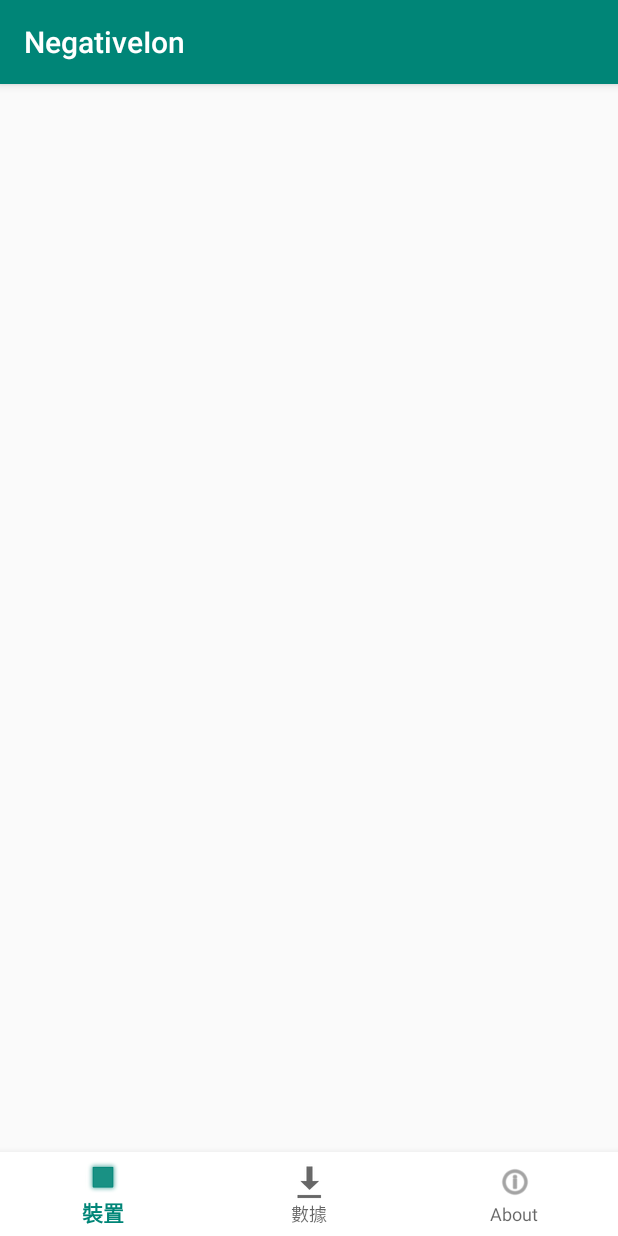
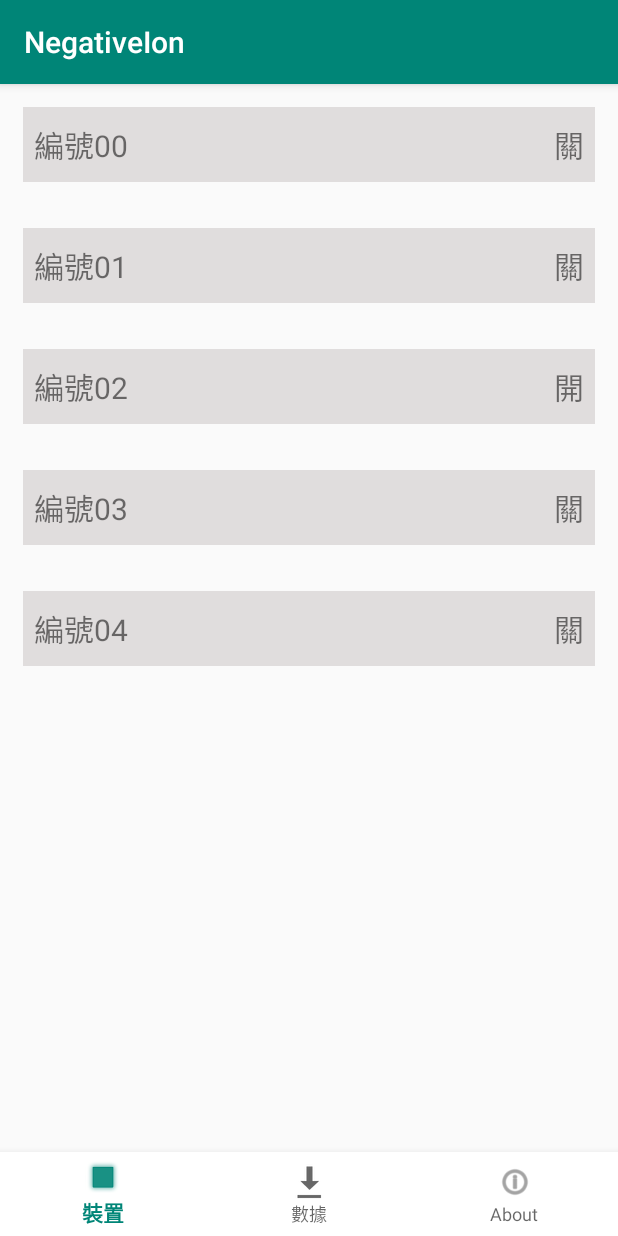
Before and after one commit to yuan30/2ndPro, an Android app: the screen it shows after launch (MainActivity), on a phone screen of 412 x 824 dp. Run offline under Robolectric (Android 15) with nearby library versions, the light colour scheme and no system bars.

Commit message:
v4.3 2020/6/4

```diff
--- a/app/src/main/java/com/example/negativeion/MysqlConnect.java
+++ b/app/src/main/java/com/example/negativeion/MysqlConnect.java
@@ -158,7 +158,7 @@ public class MysqlConnect {
         }catch (IOException e){e.printStackTrace(); resStr = "GG";}
     }
 
-    public void sendData(){//HumidityModel negativeIonModel 之後由這送電源開跟關去資料庫1
+    public void sendData(int id, int relay){//HumidityModel negativeIonModel 之後由這送電源開跟關去資料庫1
 
         HttpLoggingInterceptor logging = new HttpLoggingInterceptor();
         logging.setLevel(HttpLoggingInterceptor.Level.BODY);
@@ -221,13 +221,13 @@ public class MysqlConnect {
         String data = "";
         try {
             Connection connection = DriverManager.getConnection(mysql_url, mysql_user, mysql_password);
-            String sql = "SELECT * FROM data";
+            String sql = "SELECT * FROM relay";
             Statement statement = connection.createStatement();
             ResultSet resultSet = statement.executeQuery(sql);
             while (resultSet.next())
             {
-                String id = resultSet.getString("NegativeIon");
-                String name = resultSet.getString("Time");
+                String id = resultSet.getString("id");
+                String name = resultSet.getString("relay");
                 data += id + ", " + name + "\n";
             }
             statement.close();
--- a/app/src/main/java/com/example/negativeion/RelayRVAdapter.java
+++ b/app/src/main/java/com/example/negativeion/RelayRVAdapter.java
@@ -1,43 +1,78 @@
 package com.example.negativeion;
 
+import android.app.AlertDialog;
 import android.content.Context;
+import android.content.DialogInterface;
 import android.view.LayoutInflater;
 import android.view.View;
 import android.view.ViewGroup;
+import android.widget.EditText;
+import android.widget.TextView;
 
 import androidx.annotation.NonNull;
 import androidx.recyclerview.widget.RecyclerView;
 
+import java.util.ArrayList;
+import java.util.List;
+import java.util.zip.Inflater;
+
 public class RelayRVAdapter extends RecyclerView.Adapter<RelayRVAdapter.ViewHolder> implements View.OnClickListener
 , View.OnLongClickListener{
 
+
+
+    private List<String> mRelayList;
+    private List<String> mRelayNameList;
     private Context mContext;
+    private EditText mEdtTxtRName;
     private OnItemClickListener mOnItemClickListener;
-    RelayRVAdapter(Context context)
+
+    public RelayRVAdapter(Context context, EditText EdtTxtRName)
     {
+        super();
         mContext = context;
+        mEdtTxtRName = EdtTxtRName;
+    }
+
+    public void setRelayList(List<String> relayList, List<String> relayNameList){
+        this.mRelayList = relayList;
+        this.mRelayNameList = relayNameList;
+    }
+
+    public List<String> getmRelayList() {
+        return mRelayList;
+    }
+
+    public List<String> getmRelayNameList() {
+        return mRelayNameList;
     }
 
     @NonNull
     @Override
-    public ViewHolder onCreateViewHolder(@NonNull ViewGroup parent, int viewType) {
-        //View view = LayoutInflater.from(mContext).createView()
-        return null;
+    public RelayRVAdapter.ViewHolder onCreateViewHolder(@NonNull ViewGroup parent, int viewType) {
+        View view = LayoutInflater.from(parent.getContext()).inflate(R.layout.recycler_view_item, parent, false);
+        view.setOnClickListener(this);
+        view.setOnLongClickListener(this);
+        return new ViewHolder(view);
     }
 
     @Override
     public void onBindViewHolder(@NonNull ViewHolder holder, int position) {
-
+        holder.itemView.setTag(position);
+        holder.mTextView2.setText(mRelayNameList.get(position));
+        if(mRelayList.get(position).equals("0"))
+            holder.mTextView3.setText("關");
+        else
+            holder.mTextView3.setText("開");
     }
 
     public void setOnItemClickListener(OnItemClickListener onItemClickListener) {
         this.mOnItemClickListener = onItemClickListener;
     }
 
-
     public interface OnItemClickListener {
         void onItemClick(View view, int position);
-        void onItemLongClick(View view, int position);
+        void onItemLongClick(View view, int position, String string);
     }
 
     @Override
@@ -50,20 +85,41 @@ public class RelayRVAdapter extends RecyclerView.Adapter<RelayRVAdapter.ViewHold
     @Override
     public boolean onLongClick(View view) {
         if(mOnItemClickListener != null){
-            mOnItemClickListener.onItemLongClick(view,(int)view.getTag());
+            mOnItemClickListener.onItemLongClick(view,(int)view.getTag(), mRelayList.get((int)view.getTag()));
+            /*final int position = (int)view.getTag();
+            mEdtTxtRName.setText(mRelayNameList.get(position)+"123");
+            AlertDialog.Builder builder = new AlertDialog.Builder(mContext);
+            builder.setTitle("修改繼電器資料")
+                    .setView(R.layout.dialog_alter_relay_name)
+                    .setPositiveButton("OK", new DialogInterface.OnClickListener() {
+                        @Override
+                        public void onClick(DialogInterface dialog, int which) {
+                            mRelayNameList.set(position, mEdtTxtRName.getText().toString());
+                        }
+                    }).show();*/
         }
-        return true;
+        return false;
     }
 
     public class ViewHolder extends RecyclerView.ViewHolder {
 
+        public TextView mTextView2, mTextView3;
         public ViewHolder(@NonNull View itemView) {
             super(itemView);
+            mTextView2 = itemView.findViewById(R.id.textView2);
+            mTextView3 = itemView.findViewById(R.id.textView3);
         }
     }
 
     @Override
+    public long getItemId(int position) {
+        return super.getItemId(position);
+    }
+
+    @Override
     public int getItemCount() {
-        return 0;
+        return mRelayList.size();
     }
+
+
 }
--- a/app/src/main/java/com/example/negativeion/ui/pager/DeviceFragment.java
+++ b/app/src/main/java/com/example/negativeion/ui/pager/DeviceFragment.java
@@ -1,6 +1,8 @@
 package com.example.negativeion.ui.pager;
 
+import android.app.AlertDialog;
 import android.content.Context;
+import android.content.DialogInterface;
 import android.net.Uri;
 import android.os.Build;
 import android.os.Bundle;
@@ -8,6 +10,9 @@ import android.os.Bundle;
 import androidx.annotation.Nullable;
 import androidx.annotation.RequiresApi;
 import androidx.fragment.app.Fragment;
+import androidx.recyclerview.widget.LinearLayoutManager;
+import androidx.recyclerview.widget.RecyclerView;
+import androidx.swiperefreshlayout.widget.SwipeRefreshLayout;
 
 import android.view.LayoutInflater;
 import android.view.View;
@@ -18,13 +23,18 @@ import android.widget.Toast;
 import com.example.negativeion.MysqlConnect;
 import com.example.negativeion.R;
 import com.example.negativeion.RelayRVAdapter;
-import com.google.gson.annotations.Until;
+
+import java.util.ArrayList;
+import java.util.List;
 
 public class DeviceFragment extends Fragment {
 
     MysqlConnect mMysqlConnect;
-    EditText editText;
-    RelayRVAdapter relayRVAdapter;
+    EditText mEdtTxtRName;
+    AlertDialog.Builder builder;
+    SwipeRefreshLayout mSwipeRefreshLayout;
+    RelayRVAdapter mRelayRVAdapter;
+    RecyclerView mRecyclerView;
     private Runnable relayConditionRunnable, sendRunnable;
     public DeviceFragment() {
         // Required empty public constructor
@@ -33,40 +43,82 @@ public class DeviceFragment extends Fragment {
     @Override
     public void onCreate(Bundle savedInstanceState) {
         super.onCreate(savedInstanceState);
-        editText = new EditText(getContext());
-        mMysqlConnect = new MysqlConnect();
-        relayRVAdapter.setOnItemClickListener(onItemClickListener);
-        initRunnable();
     }
 
     @Override
     public View onCreateView(LayoutInflater inflater, ViewGroup container,
                              Bundle savedInstanceState) {
-        // Inflate the layout for this fragment
-        return inflater.inflate(R.layout.fragment_device, container, false);
+        View view = inflater.inflate(R.layout.fragment_device, container, false);
+        mMysqlConnect = new MysqlConnect();
+
+        initRunnable();
+        return view;
     }
 
     @Override
     public void onActivityCreated(@Nullable Bundle savedInstanceState) {
         super.onActivityCreated(savedInstanceState);
+
+        View viewDialog = View.inflate(getContext(), R.layout.dialog_alter_relay_name, null);
+        builder = new AlertDialog.Builder(getContext()).setView(viewDialog);
+        mEdtTxtRName = viewDialog.findViewById(R.id.edtTxtRName);
+        mRecyclerView = getView().findViewById(R.id.rv_relay);
+        mRecyclerView.setLayoutManager(new LinearLayoutManager(getActivity()));
+
+        mRelayRVAdapter = new RelayRVAdapter(getContext(), mEdtTxtRName);
+        mRelayRVAdapter.setOnItemClickListener(onItemClickListener);
+        mRecyclerView.setAdapter(mRelayRVAdapter);
+        initRelayList();
     }
 
     @Override
     public void onResume() {
         super.onResume();
         new Thread(relayConditionRunnable).start();
+
+    }
+
+    private void initRelayList() {
+        List<String> stringList = new ArrayList<>();
+        stringList.add("0");
+        stringList.add("0");
+        stringList.add("1");
+        stringList.add("0");
+        stringList.add("0");
+        List<String> nameList = new ArrayList<>();
+        for(int i=0; i<5; i++)
+            nameList.add("編號0"+i);
+        mRelayRVAdapter.setRelayList(stringList, nameList);
+        mRelayRVAdapter.notifyDataSetChanged();
+        Toast.makeText(getContext(), " " + stringList.size(), Toast.LENGTH_SHORT).show();
     }
 
     private RelayRVAdapter.OnItemClickListener onItemClickListener = new RelayRVAdapter.OnItemClickListener() {
-        @RequiresApi(api = Build.VERSION_CODES.M)
         @Override
         public void onItemClick(View view, int position) {
-            Toast.makeText(getContext(), "短", Toast.LENGTH_SHORT).show();
+            Toast.makeText(getContext(), "輕點 開關 ", Toast.LENGTH_SHORT).show();
         }
 
         @Override
-        public void onItemLongClick(View view, int position) {
-            Toast.makeText(getContext(), "長", Toast.LENGTH_LONG).show();
+        public void onItemLongClick(View view, int position, String string) {
+            Toast.makeText(getContext(), "長" + position, Toast.LENGTH_LONG).show();
+
+
+            mEdtTxtRName.setText(mRelayRVAdapter.getmRelayNameList().get(position)+"123");
+            final List list = mRelayRVAdapter.getmRelayNameList();
+            final int pos = position;
+            builder.setTitle("修改繼電器資料")
+                    .setView(R.layout.dialog_alter_relay_name)
+                    .setPositiveButton("OK", new DialogInterface.OnClickListener() {
+                        @Override
+                        public void onClick(DialogInterface dialog, int which) {
+                            list.set(pos, mEdtTxtRName.getText().toString());
+                            mRelayRVAdapter.setRelayList(mRelayRVAdapter.getmRelayList(),
+                                    list);
+                            //mRelayNameList.set(position, mEdtTxtRName.getText().toString());
+                        }
+                    }).show();
+            mRelayRVAdapter.notifyDataSetChanged();
         }
     };
 
@@ -76,7 +128,7 @@ public class DeviceFragment extends Fragment {
             public void run() {
                 mMysqlConnect.connectRelay();
 
-                editText.postDelayed(new Runnable() {
+                mRecyclerView.postDelayed(new Runnable() {
                     @Override
                     public void run() {
                         Toast.makeText(getContext(), mMysqlConnect.getResponse(), Toast.LENGTH_SHORT).show();
--- /dev/null
+++ b/app/src/main/res/drawable/ic_add_blue_bright_24dp.xml
@@ -0,0 +1,5 @@
+<vector android:height="24dp" android:tint="#64FCCC"
+    android:viewportHeight="24.0" android:viewportWidth="24.0"
+    android:width="24dp" xmlns:android="http://schemas.android.com/apk/res/android">
+    <path android:fillColor="#FF000000" android:pathData="M19,13h-6v6h-2v-6H5v-2h6V5h2v6h6v2z"/>
+</vector>
--- a/app/src/main/res/layout/fragment_device.xml
+++ b/app/src/main/res/layout/fragment_device.xml
@@ -7,16 +7,20 @@
     tools:context=".ui.pager.DeviceFragment">
 
     <!-- TODO: Update blank fragment layout -->
+
+    <androidx.recyclerview.widget.RecyclerView
+        android:id="@+id/rv_relay"
+        android:layout_width="match_parent"
+        android:layout_height="match_parent"
+        android:visibility="visible">
+
+    </androidx.recyclerview.widget.RecyclerView>
+
     <androidx.swiperefreshlayout.widget.SwipeRefreshLayout
+        android:id="@+id/srLayout"
         android:layout_width="match_parent"
-        android:layout_height="match_parent" >
-
-        <androidx.recyclerview.widget.RecyclerView
-            android:id="@+id/rv_relay"
-            android:layout_width="match_parent"
-            android:layout_height="match_parent">
-
-        </androidx.recyclerview.widget.RecyclerView>
+        android:layout_height="match_parent"
+        android:visibility="gone">
 
     </androidx.swiperefreshlayout.widget.SwipeRefreshLayout>
 
--- /dev/null
+++ b/app/src/main/res/layout/recycler_view_item.xml
@@ -0,0 +1,29 @@
+<?xml version="1.0" encoding="utf-8"?>
+<LinearLayout xmlns:android="http://schemas.android.com/apk/res/android"
+    android:layout_width="match_parent"
+    android:layout_height="50dp"
+    android:layout_margin="15dp"
+    android:background="#A2D2CDCD">
+
+    <TextView
+        android:id="@+id/textView2"
+        android:layout_width="wrap_content"
+        android:layout_height="wrap_content"
+        android:layout_gravity="center"
+        android:layout_marginStart="7sp"
+        android:layout_weight="1"
+        android:text="編號00"
+        android:textSize="20sp" />
+
+    <TextView
+        android:id="@+id/textView3"
+        android:layout_width="wrap_content"
+        android:layout_height="wrap_content"
+        android:layout_gravity="center"
+        android:layout_marginEnd="7sp"
+        android:layout_weight="1"
+        android:gravity="end"
+        android:text="關"
+        android:textSize="20sp" />
+
+</LinearLayout>
```
Also changed, not shown: app/src/main/java/com/example/negativeion/RelayModel.java (added, +28 -0 lines), app/src/main/res/layout/dialog_alter_relay_name.xml (added, +15 -0 lines).
